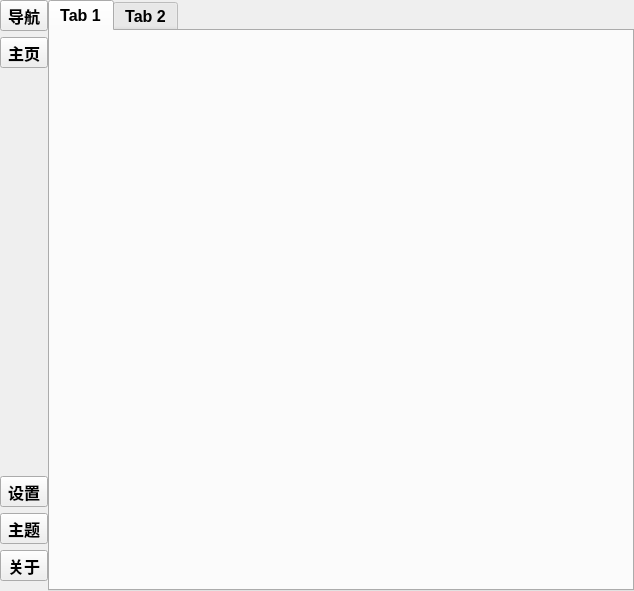
Before: the Qt Designer form src/main_window/mainwindow.ui in ma6254/ch347_qt, drawn with Qt 5.
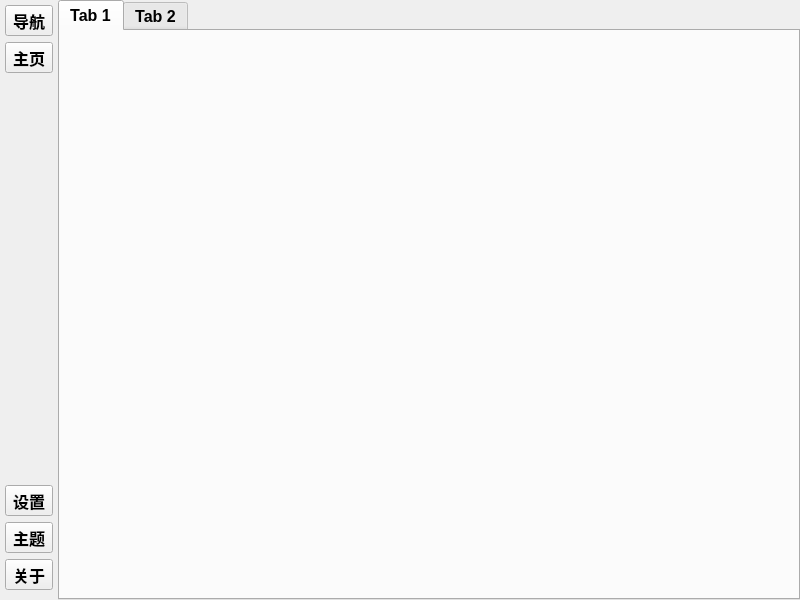
After: the same form once the commit is applied.

The edit to the form file:
```diff
--- a/src/main_window/mainwindow.ui
+++ b/src/main_window/mainwindow.ui
@@ -6,8 +6,8 @@
    <rect>
     <x>0</x>
     <y>0</y>
-    <width>634</width>
-    <height>591</height>
+    <width>800</width>
+    <height>600</height>
    </rect>
   </property>
   <property name="font">
@@ -38,6 +38,9 @@
     </property>
     <item row="0" column="1">
      <widget class="QWidget" name="tabwidget_outline_widget" native="true">
+      <property name="styleSheet">
+       <string notr="true"/>
+      </property>
       <layout class="QGridLayout" name="gridLayout_2">
        <property name="leftMargin">
         <number>0</number>
@@ -78,13 +81,13 @@
      <widget class="QWidget" name="tabbar_widget" native="true">
       <layout class="QVBoxLayout" name="verticalLayout">
        <property name="leftMargin">
-        <number>0</number>
+        <number>5</number>
        </property>
        <property name="topMargin">
-        <number>0</number>
+        <number>5</number>
        </property>
        <property name="rightMargin">
-        <number>0</number>
+        <number>5</number>
        </property>
        <property name="bottomMargin">
         <number>10</number>
```
Left out of the diff: 2 changed lines with no effect on the pictures.
